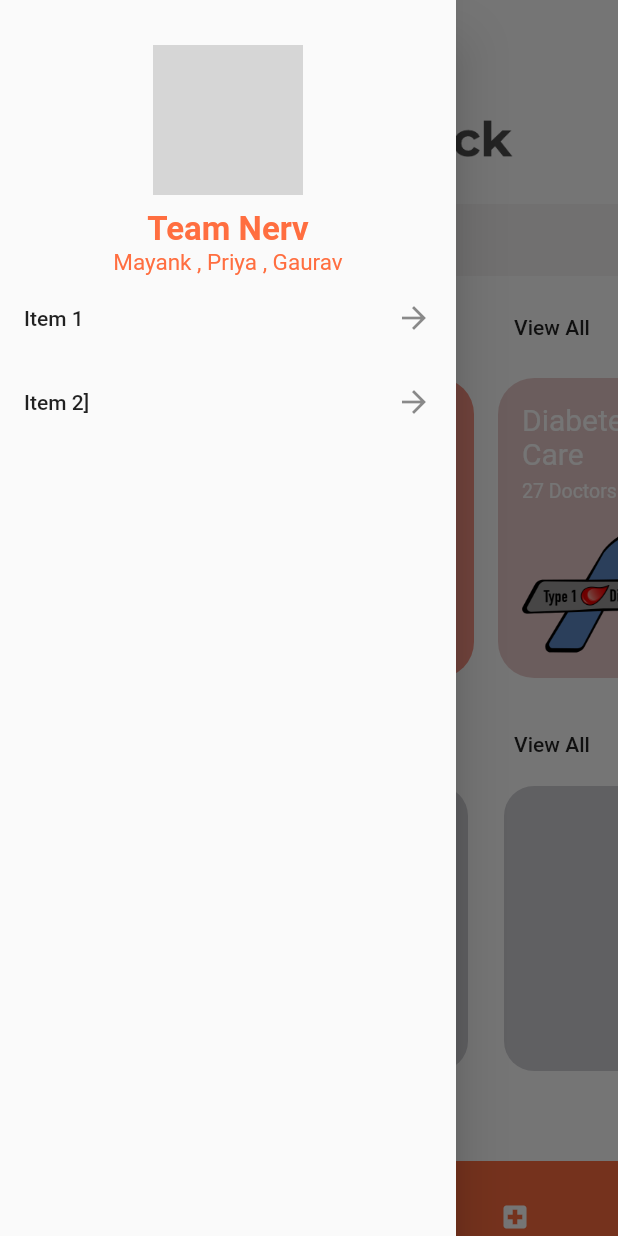
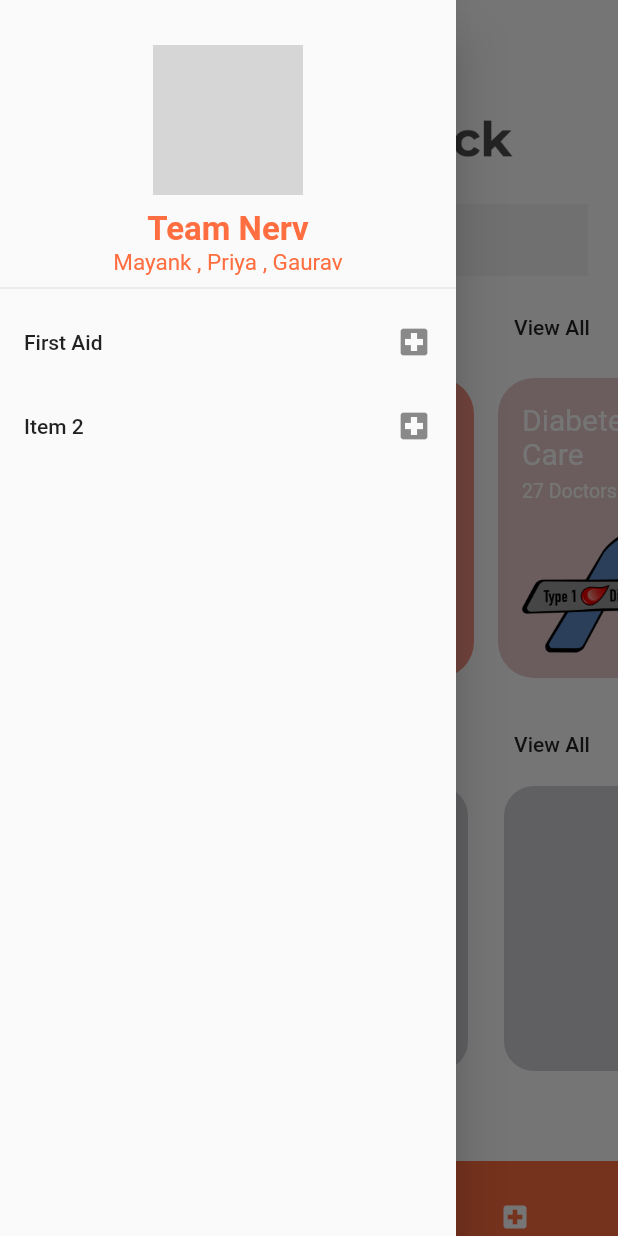
Before and after one commit to gauravmehta13/Appointment_App, a Flutter app: the screen it shows after launch, with the side drawer open, on a phone screen of 412 x 824 dp. Run offline on Flutter 3.47's test engine with Material 2 defaults, Android fonts, the phone set to English and light mode, and no system bars; drawn by our look-alikes of curved_navigation_bar; our stand-ins replace fluttertoast; network calls fail; grey boxes are pictures that could not be loaded.

Commit message:
Corrected dashboard textfield padding

```diff
--- a/lib/Screens/homepage.dart
+++ b/lib/Screens/homepage.dart
@@ -53,13 +53,16 @@ class _HomepageState extends State<Homepage> {
             SizedBox(
               height: 20,
             ),
-            TextField(
+            Padding(
+              padding: const EdgeInsets.fromLTRB(0, 0, 20, 0),
+              child: TextField(
                   decoration: InputDecoration(
                       fillColor: Color(0xffF6F5F4),
                       filled: true,
                       prefixIcon: Icon(Icons.search),
                       border: InputBorder.none,
                       hintText: 'Search Doctors , Clinic...')),
+            ),
             SizedBox(
               height: 10,
             ),
--- a/lib/main.dart
+++ b/lib/main.dart
@@ -87,14 +87,15 @@ class _MyBottomNavigationBarState extends State<MyBottomNavigationBar> {
                     fontSize: 15,
                     color: Colors.deepOrangeAccent),
               ),
+              Divider(),
               ListTile(
-                title: Text("Item 1"),
-                trailing: Icon(Icons.arrow_forward),
+                title: Text("First Aid"),
+                trailing: Icon(Icons.local_hospital),
                 onTap: () {},
               ),
               ListTile(
-                title: Text("Item 2]"),
-                trailing: Icon(Icons.arrow_forward),
+                title: Text("Item 2"),
+                trailing: Icon(Icons.local_hospital),
                 onTap: () {},
               ),
             ],
```
Lines whose indentation alone changed are shown as unchanged.
